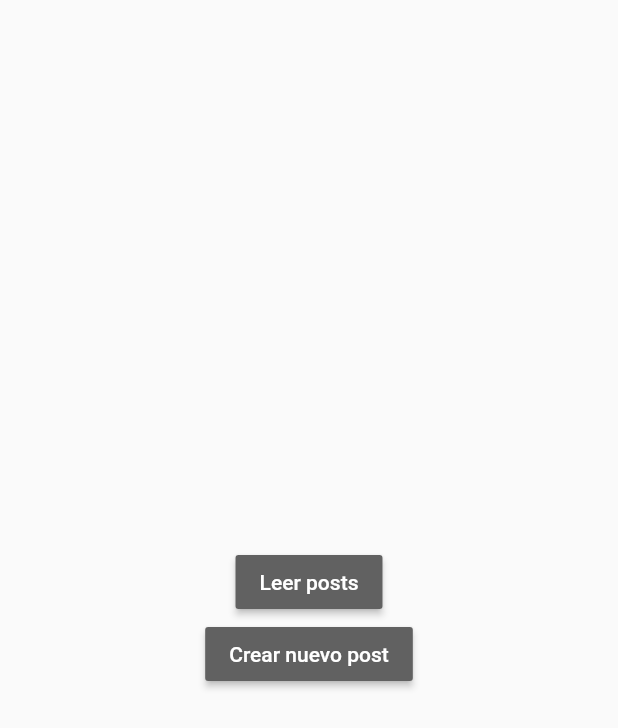
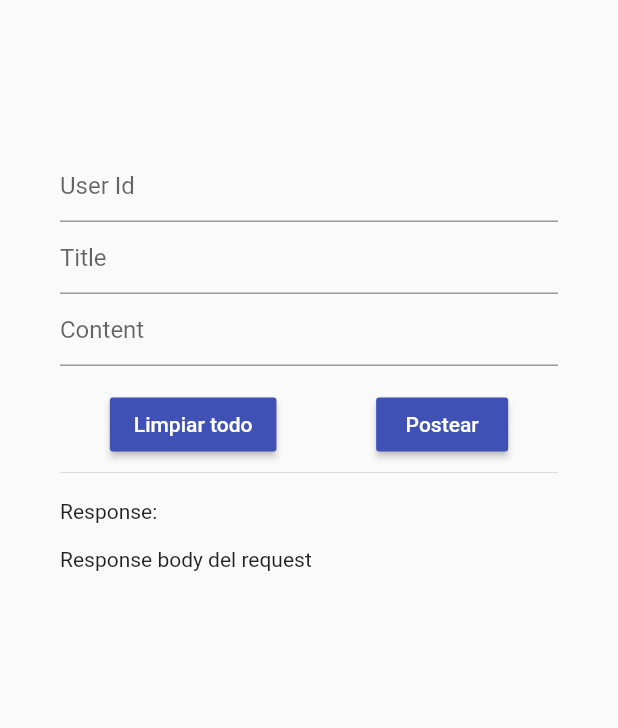
Before and after one commit to MikeGonzaBar/Aplicaciones-Moviles-Actividad-Networking, a Flutter app: the HomePage screen opened directly, after a tap on "Crear nuevo post", on a phone screen of 412 x 824 dp. Shown: the top 728 px of the screen. Run offline on Flutter 3.47's test engine with Material 2 defaults, Android fonts, the phone set to English and light mode, and no system bars; network calls fail.

Commit message:
Feat/post (#2)
* Post Page UI

* Reverted main file displaying home page

* Clear button function

* Added call to post request

* Functional post screen

Co-authored-by: pedro.garcia <pedro.garcia@toshibagcs.com>

```diff
--- a/lib/main.dart
+++ b/lib/main.dart
@@ -1,8 +1,9 @@
 import 'package:flutter/material.dart';
+
+import 'pages/home_page.dart';
 import 'package:networking/providers/request_provider.dart';
 import 'package:provider/provider.dart';
 
-import 'pages/home_page.dart';
 
 void main() => runApp(ChangeNotifierProvider(
     create: (context) => RequestProvider()..getReqs(), child: const MyApp()));
@@ -12,6 +13,6 @@ class MyApp extends StatelessWidget {
 
   @override
   Widget build(BuildContext context) {
-    return MaterialApp(title: 'Material App', home: HomePage());
+    return const MaterialApp(title: 'Material App', home: HomePage());
   }
 }
--- a/lib/pages/home_page.dart
+++ b/lib/pages/home_page.dart
@@ -1,5 +1,6 @@
 import 'package:flutter/material.dart';
 import 'package:networking/pages/get_page.dart';
+import 'package:networking/pages/post_page.dart';
 
 class HomePage extends StatelessWidget {
   const HomePage({super.key});
@@ -7,7 +8,7 @@ class HomePage extends StatelessWidget {
   @override
   Widget build(BuildContext context) {
     return Scaffold(
-      body: Container(
+      body: SizedBox(
         height: MediaQuery.of(context).size.height,
         width: MediaQuery.of(context).size.width,
         child: Column(
@@ -19,19 +20,22 @@ class HomePage extends StatelessWidget {
               onPressed: () {
                 Navigator.of(context).push(
                   (MaterialPageRoute(
-                    builder: (context) => GetPage(),
+                    builder: (context) => const GetPage(),
                   )),
                 );
               },
-              child: Text(
+              child: const Text(
                 "Leer posts",
                 style: TextStyle(color: Colors.white),
               ),
             ),
             MaterialButton(
               color: Colors.grey[700],
-              onPressed: () {},
-              child: Text("Crear nuevo post",
+              onPressed: () {
+                Navigator.of(context).push(
+                    MaterialPageRoute(builder: (context) => const PostPage()));
+              },
+              child: const Text("Crear nuevo post",
                   style: TextStyle(color: Colors.white)),
             )
           ],
--- /dev/null
+++ b/lib/pages/post_page.dart
@@ -0,0 +1,96 @@
+import 'dart:ui';
+
+import 'package:flutter/material.dart';
+import 'package:networking/providers/request_provider.dart';
+import 'package:provider/provider.dart';
+
+class PostPage extends StatefulWidget {
+  const PostPage({super.key});
+
+  @override
+  State<PostPage> createState() => _PostPageState();
+}
+
+class _PostPageState extends State<PostPage> {
+  @override
+  Widget build(BuildContext context) {
+    final userIdTextController = TextEditingController();
+    final titleTextController = TextEditingController();
+    final contentTextController = TextEditingController();
+
+    return Scaffold(
+      body: SingleChildScrollView(
+        child: Container(
+          padding: const EdgeInsets.fromLTRB(40, 100, 40, 40),
+          child: Column(
+            crossAxisAlignment: CrossAxisAlignment.start,
+            children: [
+              TextField(
+                controller: userIdTextController,
+                decoration: const InputDecoration(hintText: "User Id"),
+              ),
+              TextField(
+                controller: titleTextController,
+                decoration: const InputDecoration(hintText: "Title"),
+              ),
+              TextField(
+                controller: contentTextController,
+                decoration: const InputDecoration(hintText: "Content"),
+              ),
+              Padding(
+                padding: const EdgeInsets.fromLTRB(0, 15, 0, 0),
+                child: Row(
+                  mainAxisAlignment: MainAxisAlignment.spaceAround,
+                  children: [
+                    MaterialButton(
+                        color: Colors.indigo,
+                        onPressed: () {
+                          userIdTextController.clear();
+                          titleTextController.clear();
+                          contentTextController.clear();
+                        },
+                        child: const Text(
+                          "Limpiar todo",
+                          style: TextStyle(color: Colors.white),
+                        )),
+                    MaterialButton(
+                        color: Colors.indigo,
+                        onPressed: () async {
+                          dynamic data = {
+                            "title": titleTextController.text,
+                            "body": contentTextController.text,
+                            "userId": userIdTextController.text
+                          };
+
+                          await context.read<RequestProvider>().postToAPI(data);
+                        },
+                        child: const Text(
+                          "Postear",
+                          style: TextStyle(color: Colors.white),
+                        )),
+                  ],
+                ),
+              ),
+              const Divider(),
+              Padding(
+                padding: const EdgeInsets.fromLTRB(0, 10, 0, 0),
+                child: Column(
+                  crossAxisAlignment: CrossAxisAlignment.start,
+                  children: [
+                    const Text("Response:\n"),
+                    Text(
+                      context.watch<RequestProvider>().responseBodyToShow,
+                      style: const TextStyle(
+                        fontFeatures: [FontFeature.tabularFigures()],
+                      ),
+                    ),
+                  ],
+                ),
+              )
+            ],
+          ),
+        ),
+      ),
+    );
+  }
+}
--- a/lib/providers/request_provider.dart
+++ b/lib/providers/request_provider.dart
@@ -17,6 +17,8 @@ class RequestProvider with ChangeNotifier {
   ];
 
   final _usersEndpoint = "https://jsonplaceholder.typicode.com/posts";
+
+  String responseBodyToShow = "Response body del request";
   List<dynamic> get getReqList => _reqList;
 
   Future<dynamic> getReqs() async {
@@ -36,17 +38,22 @@ class RequestProvider with ChangeNotifier {
   Future<dynamic> postToAPI(dynamic data) async {
     try {
       Map<String, String> body = {
-        'title': '${data.title}',
-        'body': '${data.body}',
-        'userId': '${data.userId}',
+        'title': data["title"],
+        'body': data["body"],
+        'userId': data["userId"],
       };
+
       var response = await http.post(Uri.parse(_usersEndpoint), body: body);
-      if (response.statusCode == 200) {
-        var content = jsonDecode(response.body);
-        _reqList = content;
-        notifyListeners();
+      dynamic content;
+      if (response.statusCode == 201) {
+        content = response.body.toString();
+      } else {
+        content = "Bad request";
       }
+      responseBodyToShow = content;
     } catch (e) {
+      responseBodyToShow = "Error";
+    } finally {
       notifyListeners();
     }
   }
```
